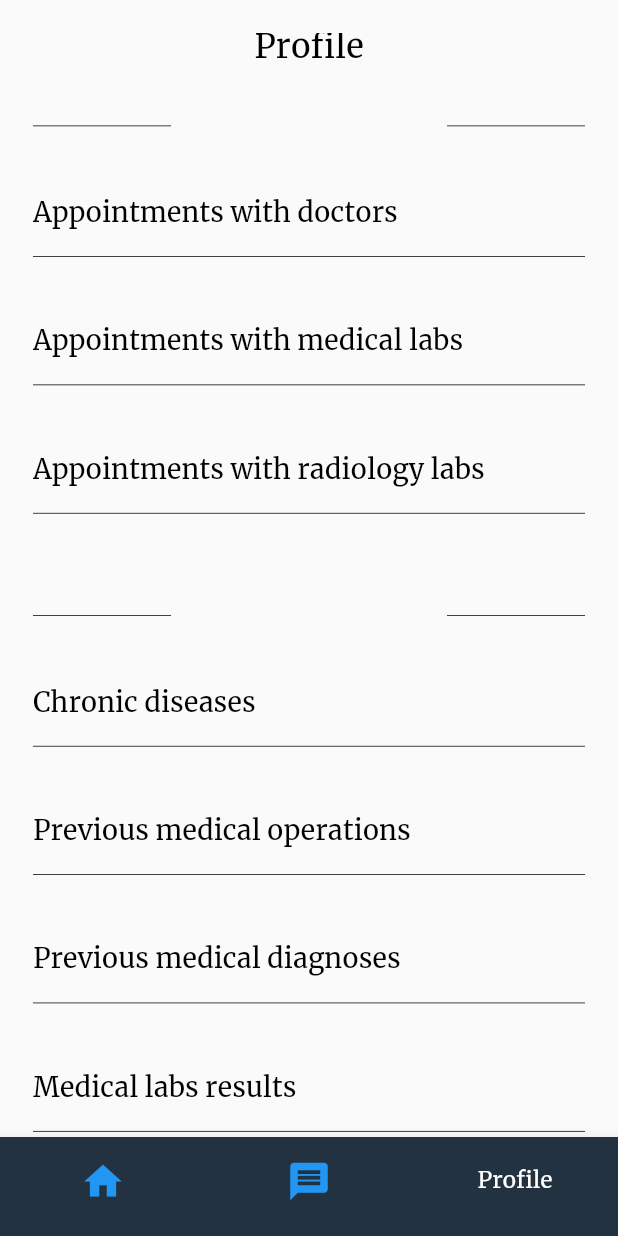
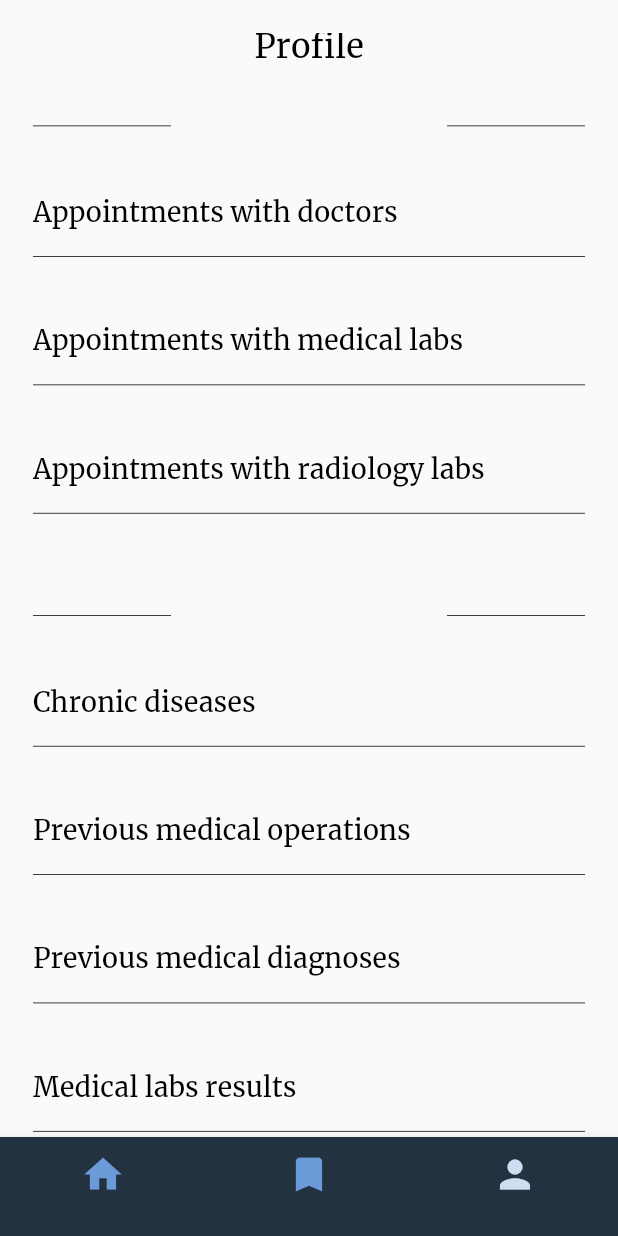
Before and after one commit to mohamedelmasry99/Graduation, a Flutter app: the MainApp screen opened by its route, item 3 of the bottom bar chosen, on a phone screen of 412 x 824 dp. Run offline on Flutter 3.47's test engine with Material 2 defaults, Android fonts, the phone set to English and light mode, and no system bars; our stand-ins replace carousel_pro.

Commit message:
Commit three

```diff
--- a/lib/MainApp.dart
+++ b/lib/MainApp.dart
@@ -1,5 +1,6 @@
 import 'package:flutter/material.dart';
 import 'package:gp/GlobalComponents/custom_text.dart';
+import 'package:gp/Size_Config.dart';
 import 'package:gp/pages/Home/Home.dart';
 import 'package:gp/pages/profile/profile.dart';
 
@@ -35,22 +36,22 @@
         body: _widgetOptions.elementAt(_selectedIndex),
         backgroundColor: Colors.grey[50],
         bottomNavigationBar: BottomNavigationBar(
+
           backgroundColor: kPrimaryColor,
-          selectedIconTheme: IconThemeData(color: Colors.white),
-          unselectedIconTheme: IconThemeData(color: Colors.blue),
+
+          selectedIconTheme: IconThemeData(color: kliteColor),
+          unselectedIconTheme: IconThemeData(color: kSecondaryliteColor),
           items: const <BottomNavigationBarItem>[
             BottomNavigationBarItem(
               activeIcon: Padding(
-                padding: EdgeInsets.only(top: 8.0),
-                child: CustomText(
-                  alignment: Alignment.center,
-                  fontSize: 15,
-                  text: 'Home',
-                  color: Colors.white,
-                ),
+                padding: EdgeInsets.all(3.0),
+                child: Icon(
+                  Icons.home,
+                  size: 30,
+                )
               ),
               icon: Padding(
-                padding: EdgeInsets.only(top: 8.0),
+                padding: EdgeInsets.all(3.0),
                 child: Icon(
                   Icons.home,
                   size: 30,
@@ -60,18 +61,16 @@
             ),
             BottomNavigationBarItem(
               activeIcon: Padding(
-                padding: EdgeInsets.only(top: 8.0),
-                child: CustomText(
-                  alignment: Alignment.center,
-                  fontSize: 15,
-                  text: 'Messages',
-                  color: Colors.white,
-                ),
+                padding: EdgeInsets.all(3.0),
+                child: Icon(
+                  Icons.bookmark_outlined,
+                  size: 30,
+                )
               ),
               icon: Padding(
-                padding: EdgeInsets.only(top: 8.0),
+                padding: EdgeInsets.all(3.0),
                 child: Icon(
-                  Icons.message,
+                  Icons.bookmark_outlined,
                   size: 30,
                 ),
               ),
@@ -79,16 +78,14 @@
             ),
             BottomNavigationBarItem(
               activeIcon: Padding(
-                padding: EdgeInsets.only(top: 8.0),
-                child: CustomText(
-                  alignment: Alignment.center,
-                  fontSize: 15,
-                  text: 'Profile',
-                  color: Colors.white,
+                padding: EdgeInsets.all(3.0),
+                child: Icon(
+                  Icons.person,
+                  size: 30,
                 ),
               ),
               icon: Padding(
-                padding: EdgeInsets.only(top: 8.0),
+                padding: EdgeInsets.all(3.0),
                 child: Icon(
                   Icons.person,
                   size: 30,
@@ -99,8 +96,7 @@
           ],
           currentIndex: _selectedIndex,
           onTap: _onItemTap,
-          selectedFontSize: 13.0,
-          unselectedFontSize: 13.0,
+
         ),
       ),
     );
--- a/lib/constraints.dart
+++ b/lib/constraints.dart
@@ -2,8 +2,11 @@
 
 
 const kPrimaryColor=Color(0xff233240);
+const kPrimaryLiteColor=Color(0xff456EBF);
 const kSecondaryColor=Color(0xff456EBF);
-const kThirdColor=Color(0xff6C9BD9);
+const kSecondaryliteColor=Color(0xff6C9BD9);
+const kliteColor=Color(0xffCEDEF2);
+const mainFont='Merriweather';
 final RegExp emailValidatorRegExp =
 RegExp(r"^[a-zA-Z0-9.]+@[a-zA-Z0-9]+\.[a-zA-Z]+");
 const String kEmailNullError = "Please Enter your email";
--- a/lib/pages/sliderPage/slider_page.dart
+++ b/lib/pages/sliderPage/slider_page.dart
@@ -93,7 +93,7 @@
                           ),
                         ),
                         backgroundColor:
-                            MaterialStateProperty.all<Color>(kThirdColor),
+                            MaterialStateProperty.all<Color>(kSecondaryliteColor),
                       ),
                     ),
                   ),
```
Also changed, not shown: lib/GlobalComponents/titlesInMainApp.dart (added, +36 -0 lines), lib/pages/Home/Components/Body.dart (added, +70 -0 lines), lib/pages/Home/Components/HomePanner.dart (added, +67 -0 lines), lib/pages/Home/Components/searchBarWidget.dart (added, +48 -0 lines), lib/pages/Home/Home.dart (+6 -1 lines).
